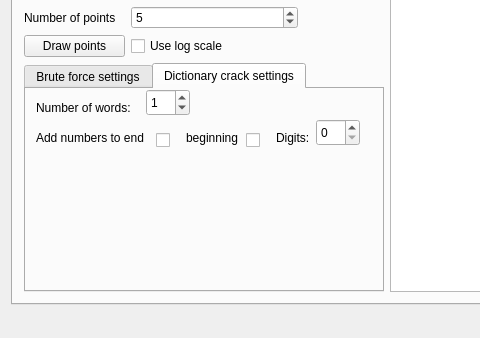
Before: the Qt Designer form CapstoneCryptography/forms/mainwindow.ui in egandunning/learn-crypto, drawn with Qt 5; both pictures show x 0 to 480 and y 310 to 648 of the 1014 by 648 pixel window.
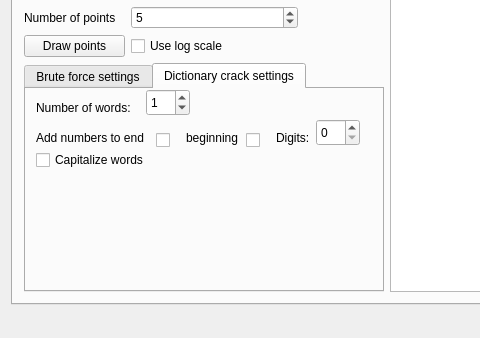
After: the same form once the commit is applied. The open tabs and pages were chosen to show the change.

Commit message: added word capitalization option to dictionary crack

```diff
--- a/CapstoneCryptography/forms/mainwindow.ui
+++ b/CapstoneCryptography/forms/mainwindow.ui
@@ -367,6 +367,19 @@
                  </rect>
                 </property>
                </widget>
+               <widget class="QCheckBox" name="capCheckBox">
+                <property name="geometry">
+                 <rect>
+                  <x>10</x>
+                  <y>60</y>
+                  <width>131</width>
+                  <height>22</height>
+                 </rect>
+                </property>
+                <property name="text">
+                 <string>Capitalize words</string>
+                </property>
+               </widget>
               </widget>
              </widget>
             </item>
```
Left out of the diff: 38 changed lines with no effect on the pictures. The commit also changes 10 other files.
